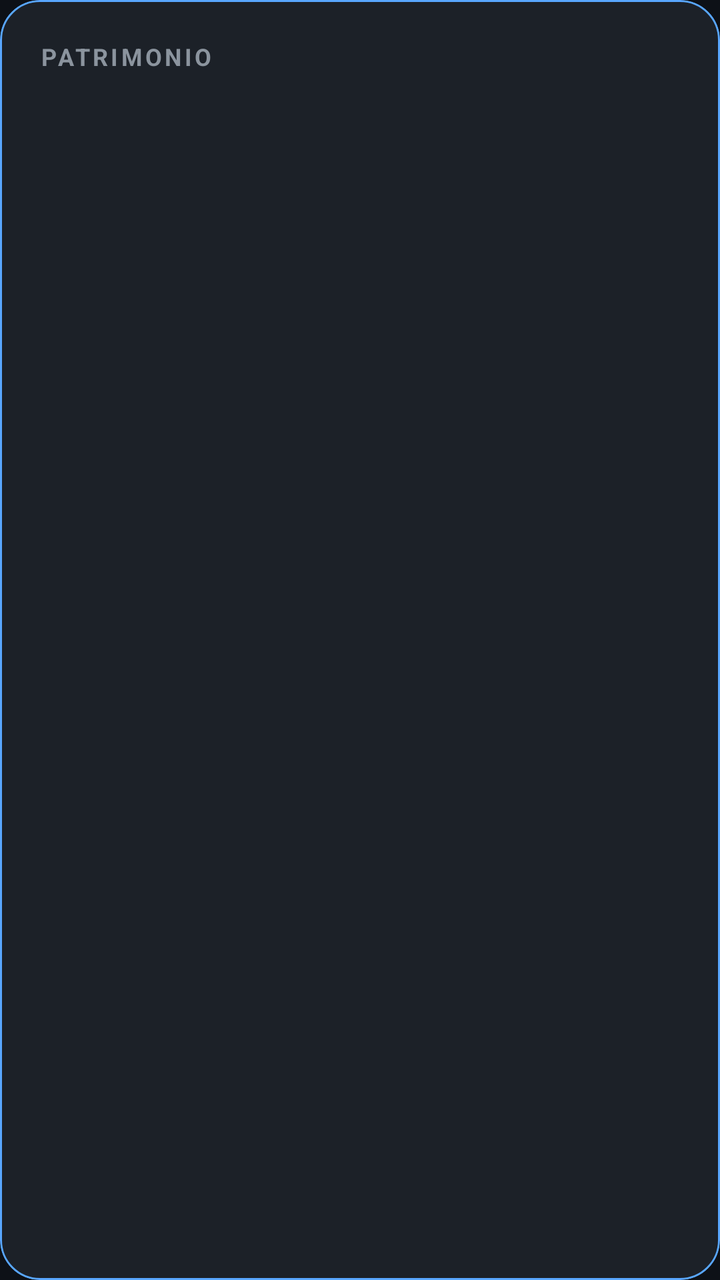
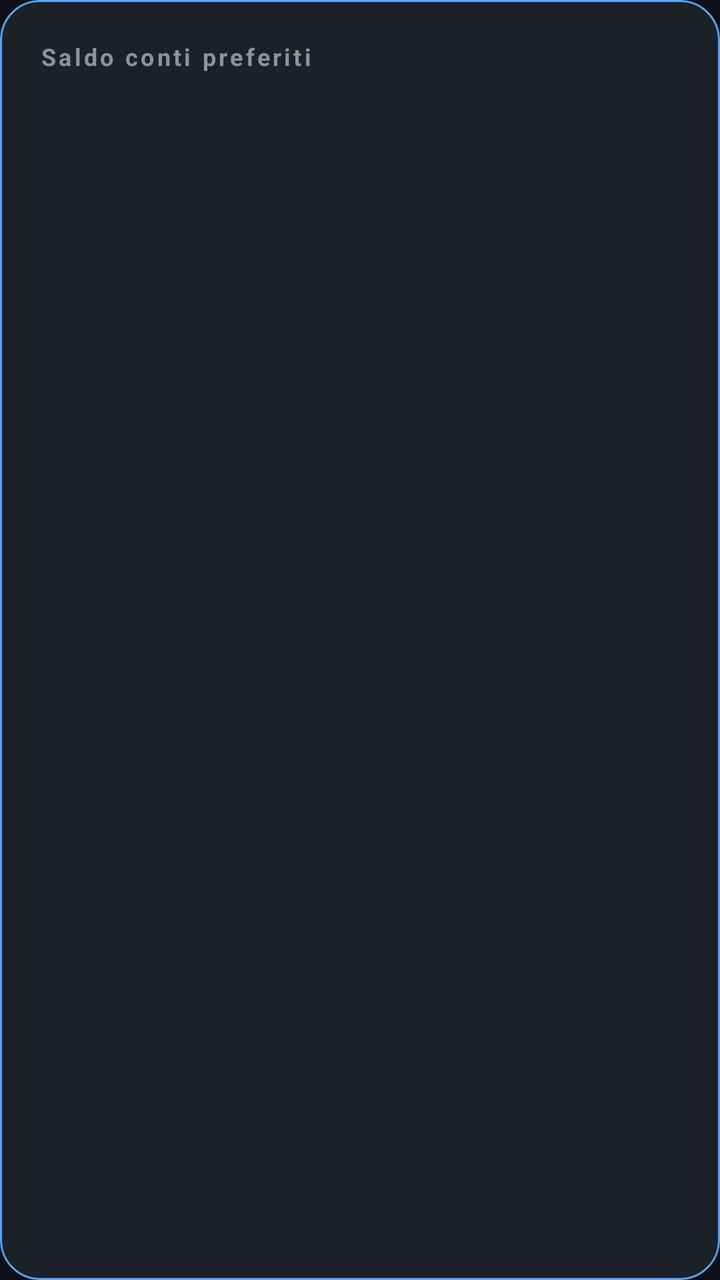

An Android layout rendered at two revisions. The XML below is the earlier revision; the diff shows what the commit changed to produce the second picture.
<!-- AndroidManifest.xml: application theme Theme.LucaWallet -->
<!-- res/layout/item_networth.xml -->
<?xml version="1.0" encoding="utf-8"?>
<com.google.android.material.card.MaterialCardView
    xmlns:android="http://schemas.android.com/apk/res/android"
    xmlns:app="http://schemas.android.com/apk/res-auto"
    android:layout_width="match_parent"
    android:layout_height="wrap_content"
    android:layout_marginBottom="16dp"
    app:cardCornerRadius="20dp"
    app:cardElevation="0dp"
    app:cardBackgroundColor="@color/surface2"
    app:strokeColor="@color/accent"
    app:strokeWidth="1dp">

    <LinearLayout
        android:layout_width="match_parent"
        android:layout_height="wrap_content"
        android:orientation="vertical"
        android:padding="20dp">

        <TextView
            android:layout_width="wrap_content"
            android:layout_height="wrap_content"
            android:text="PATRIMONIO"
            android:textColor="@color/text_dim"
            android:textSize="12sp"
            android:textStyle="bold"
            android:letterSpacing="0.12"/>

        
        <LinearLayout
            android:id="@+id/networthRows"
            android:layout_width="match_parent"
            android:layout_height="wrap_content"
            android:orientation="vertical"
            android:layout_marginTop="6dp"/>

    </LinearLayout>

</com.google.android.material.card.MaterialCardView>
<!-- resources referenced by this layout -->
<resources>
  <color name="accent">#58a6ff</color>
  <color name="surface2">#1c2128</color>
  <color name="text_dim">#8b949e</color>
  <style name="Theme.LucaWallet" parent="Theme.Material3.Dark.NoActionBar">
          <item name="colorPrimary">@color/accent</item>
          <item name="android:colorBackground">@color/bg</item>
          <item name="android:windowBackground">@color/bg</item>
      </style>
  <color name="bg">#0d1117</color>
</resources>

<!-- the commit's change to res/layout/item_networth.xml (unified diff, before → after) -->
@@ -20,7 +20,7 @@
         <TextView
             android:layout_width="wrap_content"
             android:layout_height="wrap_content"
-            android:text="PATRIMONIO"
+            android:text="Saldo conti preferiti"
             android:textColor="@color/text_dim"
             android:textSize="12sp"
             android:textStyle="bold"
